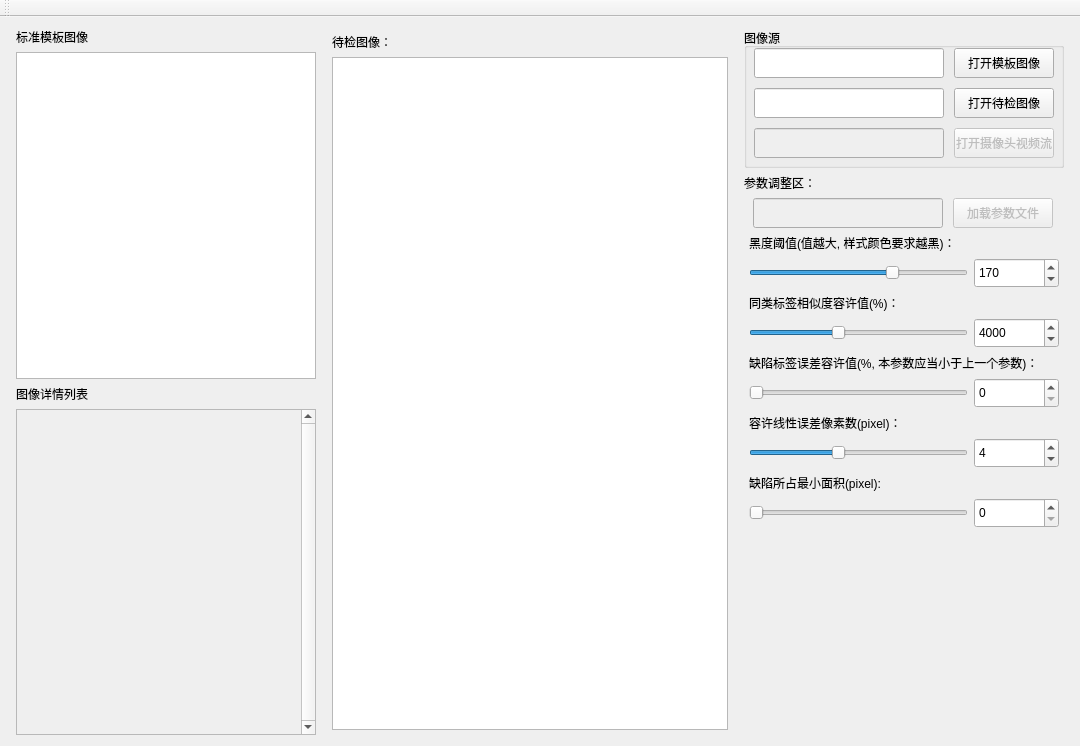
Above: QtUI/mainwindow.ui from h13-0/label_checker before the change. Below: the same form after it.
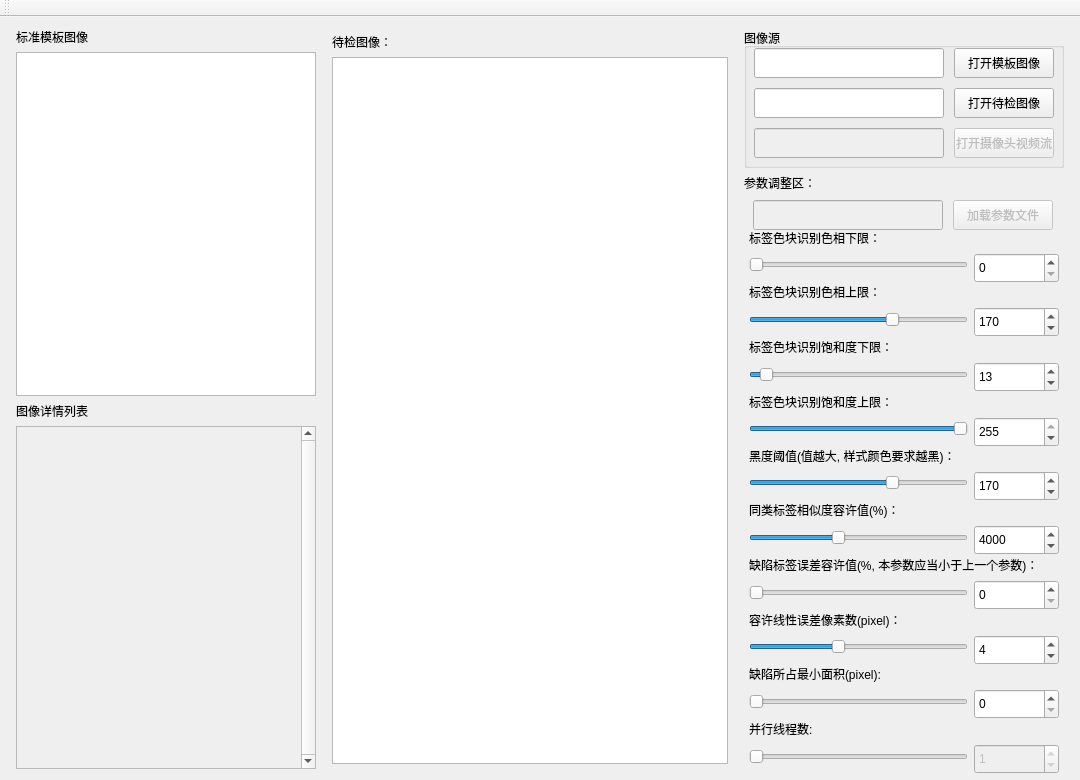
That is the form after the change.

Commit message: 修改标签识别方案

```diff
--- a/QtUI/mainwindow.ui
+++ b/QtUI/mainwindow.ui
@@ -7,7 +7,7 @@
     <x>0</x>
     <y>0</y>
     <width>1080</width>
-    <height>746</height>
+    <height>780</height>
    </rect>
   </property>
   <property name="minimumSize">
@@ -227,6 +227,19 @@
         </widget>
        </widget>
       </item>
+      <item>
+       <spacer name="verticalSpacer_2">
+        <property name="orientation">
+         <enum>Qt::Orientation::Vertical</enum>
+        </property>
+        <property name="sizeHint" stdset="0">
+         <size>
+          <width>20</width>
+          <height>40</height>
+         </size>
+        </property>
+       </spacer>
+      </item>
       <item>
        <widget class="QLabel" name="label_4">
         <property name="text">
@@ -244,6 +257,12 @@
         </property>
         <item>
          <layout class="QHBoxLayout" name="horizontalLayout_2">
+          <property name="topMargin">
+           <number>2</number>
+          </property>
+          <property name="bottomMargin">
+           <number>2</number>
+          </property>
           <item>
            <widget class="QLineEdit" name="lineEdit_4">
             <property name="enabled">
@@ -287,6 +306,172 @@
           </item>
          </layout>
         </item>
+        <item>
+         <widget class="QLabel" name="label_11">
+          <property name="text">
+           <string>标签色块识别色相下限：</string>
+          </property>
+         </widget>
+        </item>
+        <item>
+         <layout class="QHBoxLayout" name="horizontalLayout_9">
+          <property name="topMargin">
+           <number>0</number>
+          </property>
+          <item>
+           <widget class="QSlider" name="HMinSlider">
+            <property name="maximum">
+             <number>255</number>
+            </property>
+            <property name="orientation">
+             <enum>Qt::Orientation::Horizontal</enum>
+            </property>
+           </widget>
+          </item>
+          <item>
+           <widget class="QSpinBox" name="HMinSpinBox">
+            <property name="minimumSize">
+             <size>
+              <width>85</width>
+              <height>30</height>
+             </size>
+            </property>
+            <property name="maximum">
+             <number>255</number>
+            </property>
+           </widget>
+          </item>
+         </layout>
+        </item>
+        <item>
+         <widget class="QLabel" name="label_12">
+          <property name="text">
+           <string>标签色块识别色相上限：</string>
+          </property>
+         </widget>
+        </item>
+        <item>
+         <layout class="QHBoxLayout" name="horizontalLayout_10">
+          <property name="topMargin">
+           <number>0</number>
+          </property>
+          <item>
+           <widget class="QSlider" name="HMaxSlider">
+            <property name="maximum">
+             <number>255</number>
+            </property>
+            <property name="value">
+             <number>170</number>
+            </property>
+            <property name="orientation">
+             <enum>Qt::Orientation::Horizontal</enum>
+            </property>
+           </widget>
+          </item>
+          <item>
+           <widget class="QSpinBox" name="HMaxSpinBox">
+            <property name="minimumSize">
+             <size>
+              <width>85</width>
+              <height>30</height>
+             </size>
+            </property>
+            <property name="maximum">
+             <number>255</number>
+            </property>
+            <property name="value">
+             <number>170</number>
+            </property>
+           </widget>
+          </item>
+         </layout>
+        </item>
+        <item>
+         <widget class="QLabel" name="label_13">
+          <property name="text">
+           <string>标签色块识别饱和度下限：</string>
+          </property>
+         </widget>
+        </item>
+        <item>
+         <layout class="QHBoxLayout" name="horizontalLayout_11">
+          <property name="topMargin">
+           <number>0</number>
+          </property>
+          <item>
+           <widget class="QSlider" name="SMinSlider">
+            <property name="maximum">
+             <number>255</number>
+            </property>
+            <property name="value">
+             <number>13</number>
+            </property>
+            <property name="orientation">
+             <enum>Qt::Orientation::Horizontal</enum>
+            </property>
+           </widget>
+          </item>
+          <item>
+           <widget class="QSpinBox" name="SMinSpinBox">
+            <property name="minimumSize">
+             <size>
+              <width>85</width>
+              <height>30</height>
+             </size>
+            </property>
+            <property name="maximum">
+             <number>255</number>
+            </property>
+            <property name="value">
+             <number>13</number>
+            </property>
+           </widget>
+          </item>
+         </layout>
+        </item>
+        <item>
+         <widget class="QLabel" name="label_14">
+          <property name="text">
+           <string>标签色块识别饱和度上限：</string>
+          </property>
+         </widget>
+        </item>
+        <item>
+         <layout class="QHBoxLayout" name="horizontalLayout_12">
+          <property name="topMargin">
+           <number>0</number>
+          </property>
+          <item>
+           <widget class="QSlider" name="SMaxSlider">
+            <property name="maximum">
+             <number>255</number>
+            </property>
+            <property name="value">
+             <number>255</number>
+            </property>
+            <property name="orientation">
+             <enum>Qt::Orientation::Horizontal</enum>
+            </property>
+           </widget>
+          </item>
+          <item>
+           <widget class="QSpinBox" name="SMaxSpinBox">
+            <property name="minimumSize">
+             <size>
+              <width>85</width>
+              <height>30</height>
+             </size>
+            </property>
+            <property name="maximum">
+             <number>255</number>
+            </property>
+            <property name="value">
+             <number>255</number>
+            </property>
+           </widget>
+          </item>
+         </layout>
+        </item>
         <item>
          <widget class="QLabel" name="label">
           <property name="text">
@@ -476,17 +661,44 @@
          </layout>
         </item>
         <item>
-         <spacer name="verticalSpacer">
-          <property name="orientation">
-           <enum>Qt::Orientation::Vertical</enum>
+         <widget class="QLabel" name="label_10">
+          <property name="text">
+           <string>并行线程数:</string>
           </property>
-          <property name="sizeHint" stdset="0">
-           <size>
-            <width>20</width>
-            <height>40</height>
-           </size>
+         </widget>
+        </item>
+        <item>
+         <layout class="QHBoxLayout" name="horizontalLayout_8">
+          <property name="topMargin">
+           <number>0</number>
           </property>
-         </spacer>
+          <item>
+           <widget class="QSlider" name="horizontalSlider">
+            <property name="enabled">
+             <bool>false</bool>
+            </property>
+            <property name="orientation">
+             <enum>Qt::Orientation::Horizontal</enum>
+            </property>
+           </widget>
+          </item>
+          <item>
+           <widget class="QSpinBox" name="spinBox">
+            <property name="enabled">
+             <bool>false</bool>
+            </property>
+            <property name="minimumSize">
+             <size>
+              <width>85</width>
+              <height>30</height>
+             </size>
+            </property>
+            <property name="value">
+             <number>1</number>
+            </property>
+           </widget>
+          </item>
+         </layout>
         </item>
        </layout>
       </item>
```
The commit also changes 4 other files.
